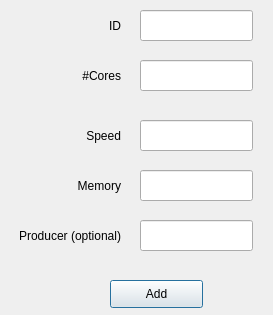
d-benvenuti/xes-refmodel-pipeline-generator, file ui/add_gpu.ui: the form before one commit.
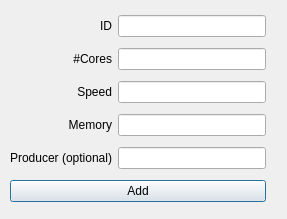
The form after the commit.

Commit message: Started improving UI with layouts and fixed a bug happening while closing the dialog window to delete or link objects.

The edit to the form file:
```diff
--- a/ui/add_gpu.ui
+++ b/ui/add_gpu.ui
@@ -6,58 +6,26 @@
    <rect>
     <x>0</x>
     <y>0</y>
-    <width>273</width>
-    <height>315</height>
+    <width>287</width>
+    <height>219</height>
    </rect>
   </property>
   <property name="windowTitle">
    <string>Add GPU</string>
   </property>
   <widget class="QWidget" name="centralwidget">
-   <widget class="QPushButton" name="add_button">
+   <widget class="QWidget" name="">
     <property name="geometry">
      <rect>
-      <x>110</x>
-      <y>280</y>
-      <width>93</width>
-      <height>28</height>
+      <x>10</x>
+      <y>10</y>
+      <width>256</width>
+      <height>201</height>
      </rect>
     </property>
-    <property name="text">
-     <string>Add</string>
-    </property>
-    <property name="autoDefault">
-     <bool>true</bool>
-    </property>
-    <property name="default">
-     <bool>true</bool>
-    </property>
-   </widget>
-   <widget class="QLabel" name="label_pipelineid_3">
-    <property name="geometry">
-     <rect>
-      <x>0</x>
-      <y>120</y>
-      <width>121</width>
-      <height>31</height>
-     </rect>
-    </property>
-    <property name="text">
-     <string>Speed</string>
-    </property>
-    <property name="alignment">
-     <set>Qt::AlignRight|Qt::AlignTrailing|Qt::AlignVCenter</set>
-    </property>
-   </widget>
+    <layout class="QGridLayout" name="gridLayout">
+     <item row="0" column="0">
    <widget class="QLabel" name="label_pipelineid">
-    <property name="geometry">
-     <rect>
-      <x>50</x>
-      <y>10</y>
-      <width>71</width>
-      <height>31</height>
-     </rect>
-    </property>
     <property name="text">
      <string>ID</string>
     </property>
@@ -65,15 +33,12 @@
      <set>Qt::AlignRight|Qt::AlignTrailing|Qt::AlignVCenter</set>
     </property>
    </widget>
+     </item>
+     <item row="0" column="1">
+      <widget class="QLineEdit" name="lineEdit_id"/>
+     </item>
+     <item row="1" column="0">
    <widget class="QLabel" name="label_pipelineid_2">
-    <property name="geometry">
-     <rect>
-      <x>40</x>
-      <y>60</y>
-      <width>81</width>
-      <height>31</height>
-     </rect>
-    </property>
     <property name="text">
      <string>#Cores</string>
     </property>
@@ -81,31 +46,25 @@
      <set>Qt::AlignRight|Qt::AlignTrailing|Qt::AlignVCenter</set>
     </property>
    </widget>
-   <widget class="QLabel" name="label_pipelineid_4">
-    <property name="geometry">
-     <rect>
-      <x>0</x>
-      <y>220</y>
-      <width>121</width>
-      <height>31</height>
-     </rect>
-    </property>
+     </item>
+     <item row="1" column="1">
+      <widget class="QLineEdit" name="lineEdit_cores"/>
+     </item>
+     <item row="2" column="0">
+      <widget class="QLabel" name="label_pipelineid_3">
     <property name="text">
-     <string>Producer (optional)</string>
+        <string>Speed</string>
     </property>
     <property name="alignment">
      <set>Qt::AlignRight|Qt::AlignTrailing|Qt::AlignVCenter</set>
     </property>
    </widget>
+     </item>
+     <item row="2" column="1">
+      <widget class="QLineEdit" name="lineEdit_speed"/>
+     </item>
+     <item row="3" column="0">
    <widget class="QLabel" name="label_pipelineid_5">
-    <property name="geometry">
-     <rect>
-      <x>0</x>
-      <y>170</y>
-      <width>121</width>
-      <height>31</height>
-     </rect>
-    </property>
     <property name="text">
      <string>Memory</string>
     </property>
@@ -113,55 +72,37 @@
      <set>Qt::AlignRight|Qt::AlignTrailing|Qt::AlignVCenter</set>
     </property>
    </widget>
-   <widget class="QLineEdit" name="lineEdit_id">
-    <property name="geometry">
-     <rect>
-      <x>140</x>
-      <y>10</y>
-      <width>113</width>
-      <height>31</height>
-     </rect>
-    </property>
-   </widget>
-   <widget class="QLineEdit" name="lineEdit_cores">
-    <property name="geometry">
-     <rect>
-      <x>140</x>
-      <y>60</y>
-      <width>113</width>
-      <height>31</height>
-     </rect>
-    </property>
-   </widget>
-   <widget class="QLineEdit" name="lineEdit_producer">
-    <property name="geometry">
-     <rect>
-      <x>140</x>
-      <y>220</y>
-      <width>113</width>
-      <height>31</height>
-     </rect>
-    </property>
-   </widget>
-   <widget class="QLineEdit" name="lineEdit_memory">
-    <property name="geometry">
-     <rect>
-      <x>140</x>
-      <y>170</y>
-      <width>113</width>
-      <height>31</height>
-     </rect>
-    </property>
-   </widget>
-   <widget class="QLineEdit" name="lineEdit_speed">
-    <property name="geometry">
-     <rect>
-      <x>140</x>
-      <y>120</y>
-      <width>113</width>
-      <height>31</height>
-     </rect>
-    </property>
+     </item>
+     <item row="3" column="1">
+      <widget class="QLineEdit" name="lineEdit_memory"/>
+     </item>
+     <item row="4" column="0">
+      <widget class="QLabel" name="label_pipelineid_4">
+       <property name="text">
+        <string>Producer (optional)</string>
+       </property>
+       <property name="alignment">
+        <set>Qt::AlignRight|Qt::AlignTrailing|Qt::AlignVCenter</set>
+       </property>
+      </widget>
+     </item>
+     <item row="4" column="1">
+      <widget class="QLineEdit" name="lineEdit_producer"/>
+     </item>
+     <item row="5" column="0" colspan="2">
+      <widget class="QPushButton" name="add_button">
+       <property name="text">
+        <string>Add</string>
+       </property>
+       <property name="autoDefault">
+        <bool>true</bool>
+       </property>
+       <property name="default">
+        <bool>true</bool>
+       </property>
+      </widget>
+     </item>
+    </layout>
    </widget>
   </widget>
  </widget>
```
Lines whose indentation alone changed are shown as unchanged. The commit also changes 18 other files.
